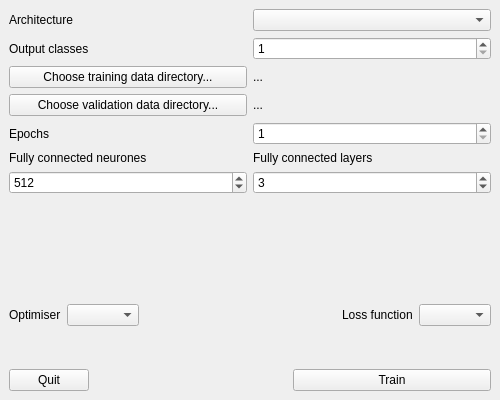
Above: gui/nntrainer/gui/ui/nntrainer.ui from simonrw/nntrainer before the change. Below: the same form after it.
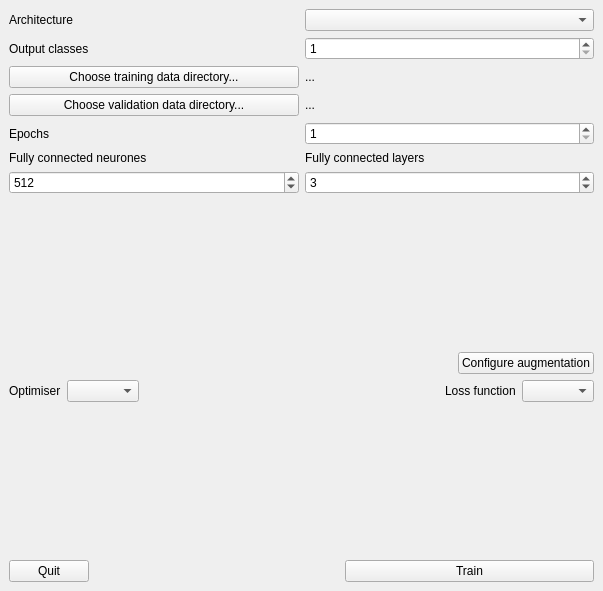
That is the form after the change.

Commit message: Implement augmentation config

Patch:
```diff
--- a/gui/nntrainer/gui/ui/nntrainer.ui
+++ b/gui/nntrainer/gui/ui/nntrainer.ui
@@ -6,8 +6,8 @@
    <rect>
     <x>0</x>
     <y>0</y>
-    <width>500</width>
-    <height>400</height>
+    <width>603</width>
+    <height>591</height>
    </rect>
   </property>
   <property name="windowTitle">
@@ -197,11 +197,35 @@
       <property name="sizeHint" stdset="0">
        <size>
         <width>20</width>
-        <height>104</height>
+        <height>117</height>
        </size>
       </property>
      </spacer>
     </item>
+    <item>
+     <layout class="QHBoxLayout" name="horizontalLayout_11">
+      <item>
+       <spacer name="horizontalSpacer_3">
+        <property name="orientation">
+         <enum>Qt::Horizontal</enum>
+        </property>
+        <property name="sizeHint" stdset="0">
+         <size>
+          <width>40</width>
+          <height>20</height>
+         </size>
+        </property>
+       </spacer>
+      </item>
+      <item>
+       <widget class="QPushButton" name="augmentationConfigurationButton">
+        <property name="text">
+         <string>Configure augmentation</string>
+        </property>
+       </widget>
+      </item>
+     </layout>
+    </item>
     <item>
      <layout class="QHBoxLayout" name="horizontalLayout_10">
       <item>
@@ -255,7 +279,7 @@
       <property name="sizeHint" stdset="0">
        <size>
         <width>20</width>
-        <height>8</height>
+        <height>117</height>
        </size>
       </property>
      </spacer>
```
Left out of the diff: 7 changed lines with no effect on the pictures. The commit also changes 4 other files.
